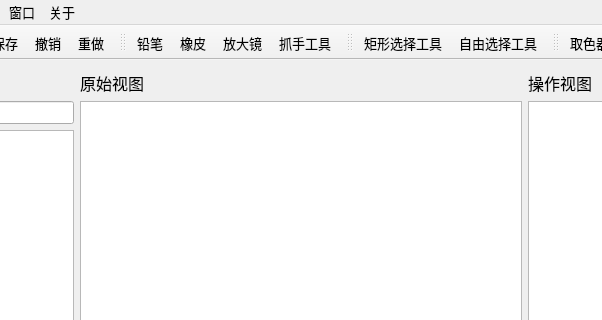
Before: the Qt Designer form mainwindow.ui in ss-yang/RemoveWatermark, drawn with Qt 5; both pictures show x 115 to 717 and y 0 to 320 of the 1280 by 720 pixel window.
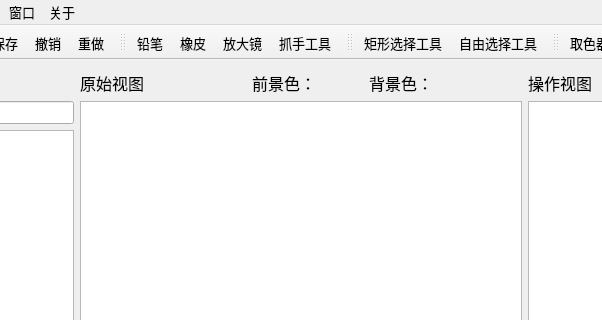
After: the same form once the commit is applied. Icons and pictures are not drawn. Custom widgets are drawn as their Qt base class.

Commit message: 增加显示前景色和背景色的标签

Diff of the .ui file:
```diff
--- a/mainwindow.ui
+++ b/mainwindow.ui
@@ -43,7 +43,7 @@
   <widget class="QWidget" name="centralWidget">
    <layout class="QVBoxLayout" name="verticalLayout_2">
     <item>
-     <layout class="QHBoxLayout" name="horizontalLayout" stretch="1,5,1">
+     <layout class="QHBoxLayout" name="horizontalLayout_2" stretch="1,5,1">
       <item>
        <layout class="QVBoxLayout" name="verticalLayout">
         <item>
@@ -152,32 +152,124 @@
        </layout>
       </item>
       <item>
-       <layout class="QGridLayout" name="ImageOperateLayout">
-        <item row="1" column="1">
-         <widget class="MyGraphicsView" name="CurrentImageGraphicsView">
-          <property name="mouseTracking">
-           <bool>true</bool>
-          </property>
-          <property name="autoFillBackground">
-           <bool>true</bool>
-          </property>
-          <property name="styleSheet">
-           <string notr="true"/>
-          </property>
-         </widget>
-        </item>
-        <item row="1" column="0">
-         <widget class="MyGraphicsView" name="OriImageGraphicsView">
-          <property name="mouseTracking">
-           <bool>true</bool>
-          </property>
-          <property name="autoFillBackground">
-           <bool>true</bool>
-          </property>
-          <property name="styleSheet">
-           <string notr="true"/>
-          </property>
-         </widget>
+       <layout class="QGridLayout" name="gridLayout" rowstretch="0,0">
+        <item row="0" column="0">
+         <layout class="QHBoxLayout" name="horizontalLayout" stretch="4,1,1,1,1,1">
+          <item>
+           <widget class="QLabel" name="OriImageLabel">
+            <property name="sizePolicy">
+             <sizepolicy hsizetype="Preferred" vsizetype="Preferred">
+              <horstretch>0</horstretch>
+              <verstretch>0</verstretch>
+             </sizepolicy>
+            </property>
+            <property name="font">
+             <font>
+              <family>微软雅黑</family>
+              <pointsize>12</pointsize>
+             </font>
+            </property>
+            <property name="text">
+             <string>原始视图</string>
+            </property>
+           </widget>
+          </item>
+          <item>
+           <widget class="QLabel" name="ForeColorInfoLabel">
+            <property name="sizePolicy">
+             <sizepolicy hsizetype="Preferred" vsizetype="Preferred">
+              <horstretch>0</horstretch>
+              <verstretch>0</verstretch>
+             </sizepolicy>
+            </property>
+            <property name="font">
+             <font>
+              <family>微软雅黑</family>
+              <pointsize>12</pointsize>
+             </font>
+            </property>
+            <property name="text">
+             <string>前景色：</string>
+            </property>
+           </widget>
+          </item>
+          <item>
+           <widget class="QLabel" name="ForeColorLabel">
+            <property name="sizePolicy">
+             <sizepolicy hsizetype="Preferred" vsizetype="Preferred">
+              <horstretch>0</horstretch>
+              <verstretch>0</verstretch>
+             </sizepolicy>
+            </property>
+            <property name="font">
+             <font>
+              <family>微软雅黑</family>
+              <pointsize>12</pointsize>
+             </font>
+            </property>
+            <property name="autoFillBackground">
+             <bool>true</bool>
+            </property>
+            <property name="text">
+             <string/>
+            </property>
+           </widget>
+          </item>
+          <item>
+           <widget class="QLabel" name="BackColorInfoLabel">
+            <property name="sizePolicy">
+             <sizepolicy hsizetype="Preferred" vsizetype="Preferred">
+              <horstretch>0</horstretch>
+              <verstretch>0</verstretch>
+             </sizepolicy>
+            </property>
+            <property name="font">
+             <font>
+              <family>微软雅黑</family>
+              <pointsize>12</pointsize>
+             </font>
+            </property>
+            <property name="text">
+             <string>背景色：</string>
+            </property>
+           </widget>
+          </item>
+          <item>
+           <widget class="QLabel" name="BackColorLabel">
+            <property name="sizePolicy">
+             <sizepolicy hsizetype="Preferred" vsizetype="Preferred">
+              <horstretch>0</horstretch>
+              <verstretch>0</verstretch>
+             </sizepolicy>
+            </property>
+            <property name="font">
+             <font>
+              <family>微软雅黑</family>
+              <pointsize>12</pointsize>
+             </font>
+            </property>
+            <property name="autoFillBackground">
+             <bool>true</bool>
+            </property>
+            <property name="text">
+             <string/>
+            </property>
+           </widget>
+          </item>
+          <item>
+           <spacer name="horizontalSpacer_2">
+            <property name="orientation">
+             <enum>Qt::Horizontal</enum>
+            </property>
+            <property name="sizeHint" stdset="0">
+             <size>
+              <width>40</width>
+              <height>20</height>
+             </size>
+            </property>
+           </spacer>
+          </item>
+         </layout>
         </item>
         <item row="0" column="1">
          <widget class="QLabel" name="CurrentImageLabel">
@@ -198,22 +290,29 @@
           </property>
          </widget>
         </item>
-        <item row="0" column="0">
-         <widget class="QLabel" name="OriImageLabel">
-          <property name="sizePolicy">
-           <sizepolicy hsizetype="Preferred" vsizetype="Preferred">
-            <horstretch>0</horstretch>
-            <verstretch>0</verstretch>
-           </sizepolicy>
+        <item row="1" column="0">
+         <widget class="MyGraphicsView" name="OriImageGraphicsView">
+          <property name="mouseTracking">
+           <bool>true</bool>
           </property>
-          <property name="font">
-           <font>
-            <family>微软雅黑</family>
-            <pointsize>12</pointsize>
-           </font>
+          <property name="autoFillBackground">
+           <bool>true</bool>
           </property>
-          <property name="text">
-           <string>原始视图</string>
+          <property name="styleSheet">
+           <string notr="true"/>
+          </property>
+         </widget>
+        </item>
+        <item row="1" column="1">
+         <widget class="MyGraphicsView" name="CurrentImageGraphicsView">
+          <property name="mouseTracking">
+           <bool>true</bool>
+          </property>
+          <property name="autoFillBackground">
+           <bool>true</bool>
+          </property>
+          <property name="styleSheet">
+           <string notr="true"/>
           </property>
          </widget>
         </item>
```
The commit also changes 2 other files.
